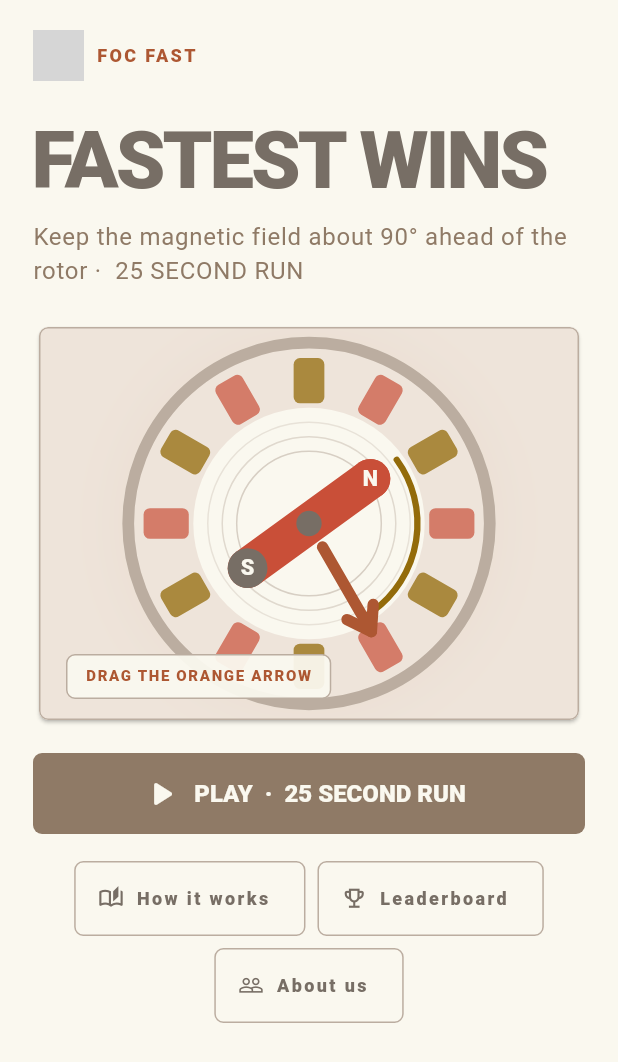
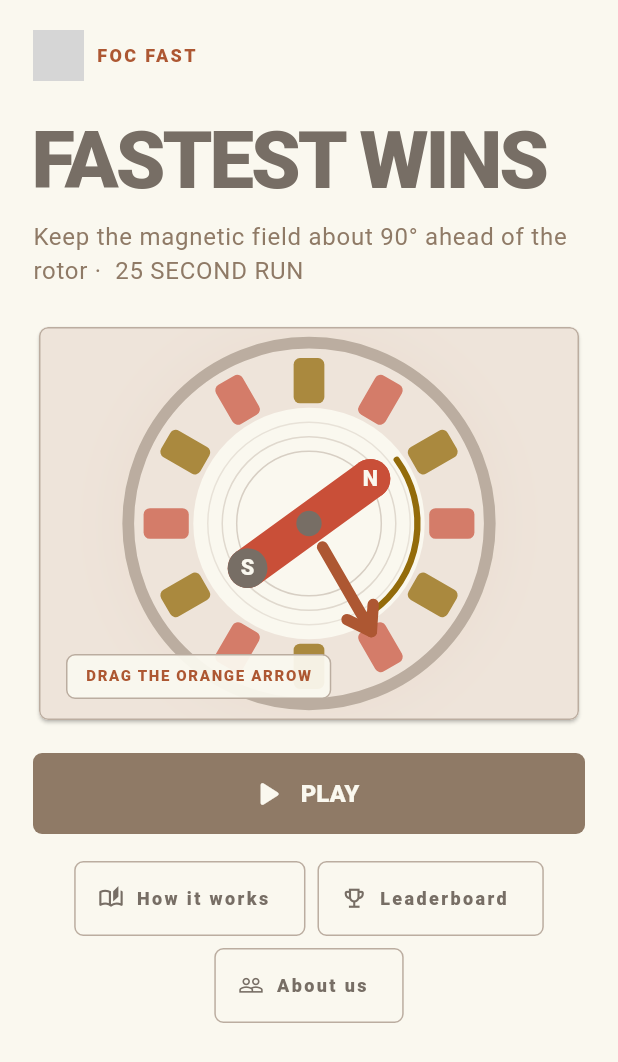
Before and after one commit to JoaoPedra-AMDG/FOC-game, a Flutter app: the screen it shows after launch, on a phone screen of 412 x 824 dp. Shown: the top 1062 px of the screen. Run offline on Flutter 3.47's test engine with Material 3 defaults, Android fonts, the phone set to English and light mode, and no system bars; grey boxes are pictures that could not be loaded.

Commit message:
names in progress

```diff
--- a/lib/screens/home_screen.dart
+++ b/lib/screens/home_screen.dart
@@ -90,7 +90,7 @@ class HomeScreen extends StatelessWidget {
               FilledButton.icon(
                 onPressed: onPlay,
                 icon: const Icon(Icons.play_arrow_rounded, size: 28),
-                label: const Text('PLAY  ·  25 SECOND RUN'),
+                label: const Text('PLAY'),
               ),
               const SizedBox(height: 18),
               Wrap(
```
